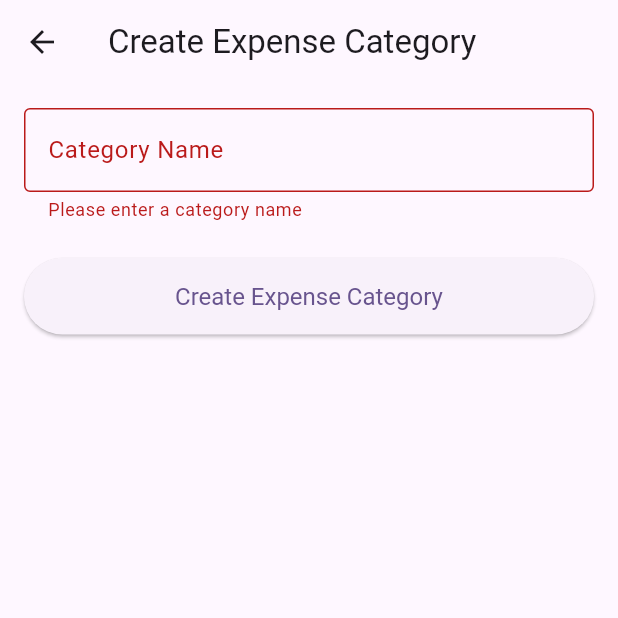
After one commit to Klaz1k/MultiCurrencyFinance, a Flutter app: the CreateExpenseCategoryScreen screen opened directly, after a tap on "Create Expense Category", on a phone screen of 412 x 824 dp, the top half of it. The commit adds this screen. Run offline on Flutter 3.47's test engine with Material 3 defaults, Android fonts, the phone set to English and light mode, and no system bars; our stand-ins replace file_picker, hive; accounts and stored records are empty; generated files the repository leaves out were written again.

Commit message:
CreateCategory Screens

```diff
--- /dev/null
+++ b/multi_currency_finance/lib/view/category/create_expense_category_screen.dart
@@ -0,0 +1,108 @@
+import 'package:flutter/material.dart';
+import 'package:multi_currency_finance/controller/category/expense/repository/hive/hive_expense_category_repository.dart';
+import 'package:multi_currency_finance/controller/category/expense/services/create_expense_category_service.dart';
+import 'package:multi_currency_finance/controller/common/services/service.interface.dart';
+
+class CreateExpenseCategoryScreen extends StatefulWidget {
+  const CreateExpenseCategoryScreen({super.key});
+
+  @override
+  State<CreateExpenseCategoryScreen> createState() =>
+      _CreateExpenseCategoryScreenState();
+}
+
+class _CreateExpenseCategoryScreenState
+    extends State<CreateExpenseCategoryScreen> {
+  final _formKey = GlobalKey<FormState>();
+  final _categoryNameController = TextEditingController();
+  bool _isSubmitting = false;
+
+  final IService<CreateExpenseCategoryRequest, CreateExpenseCategoryResponse>
+  _createExpenseCategoryService = CreateExpenseCategoryService(
+    expenseCategoryRepository: HiveExpenseCategoryRepository.instance,
+  );
+
+  @override
+  void dispose() {
+    _categoryNameController.dispose();
+    super.dispose();
+  }
+
+  void _submitForm() async {
+    if (_formKey.currentState!.validate()) {
+      setState(() => _isSubmitting = true);
+
+      final result = await _createExpenseCategoryService.execute(
+        CreateExpenseCategoryRequest(
+          categoryName: _categoryNameController.text.trim(),
+        ),
+      );
+
+      if (!mounted) return;
+
+      setState(() => _isSubmitting = false);
+
+      if (result.isError) {
+        ScaffoldMessenger.of(context).showSnackBar(
+          const SnackBar(
+            content: Text('Failed to create expense category.'),
+          ),
+        );
+      } else {
+        ScaffoldMessenger.of(context).showSnackBar(
+          const SnackBar(
+            content: Text('Expense category created successfully.'),
+          ),
+        );
+        Navigator.of(context).pop(true);
+      }
+    }
+  }
+
+  @override
+  Widget build(BuildContext context) {
+    return Scaffold(
+      appBar: AppBar(title: const Text('Create Expense Category')),
+      body: Padding(
+        padding: const EdgeInsets.all(16.0),
+        child: Form(
+          key: _formKey,
+          child: Column(
+            crossAxisAlignment: CrossAxisAlignment.stretch,
+            children: [
+              TextFormField(
+                controller: _categoryNameController,
+                decoration: const InputDecoration(
+                  labelText: 'Category Name',
+                  border: OutlineInputBorder(),
+                ),
+                textCapitalization: TextCapitalization.words,
+                validator: (value) {
+                  if (value == null || value.trim().isEmpty) {
+                    return 'Please enter a category name';
+                  }
+                  return null;
+                },
+              ),
+              const SizedBox(height: 24),
+              ElevatedButton(
+                onPressed: _isSubmitting ? null : _submitForm,
+                style: ElevatedButton.styleFrom(
+                  padding: const EdgeInsets.symmetric(vertical: 16),
+                  textStyle: const TextStyle(fontSize: 16),
+                ),
+                child: _isSubmitting
+                    ? const SizedBox(
+                        height: 20,
+                        width: 20,
+                        child: CircularProgressIndicator(strokeWidth: 2),
+                      )
+                    : const Text('Create Expense Category'),
+              ),
+            ],
+          ),
+        ),
+      ),
+    );
+  }
+}
```
Also changed, not shown: multi_currency_finance/lib/view/category/create_income_category_screen.dart (added, +108 -0 lines), multi_currency_finance/lib/view/transaction/make_deposit_screen.dart (+66 -57 lines), multi_currency_finance/lib/view/transaction/make_withdrawal_screen.dart (+68 -47 lines).
